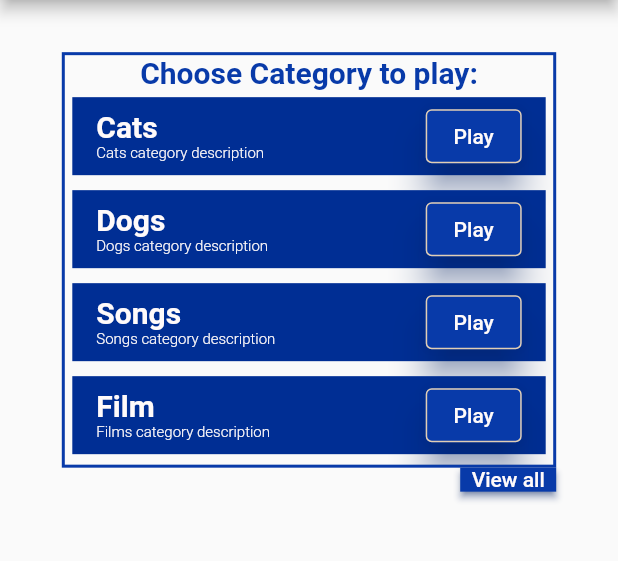
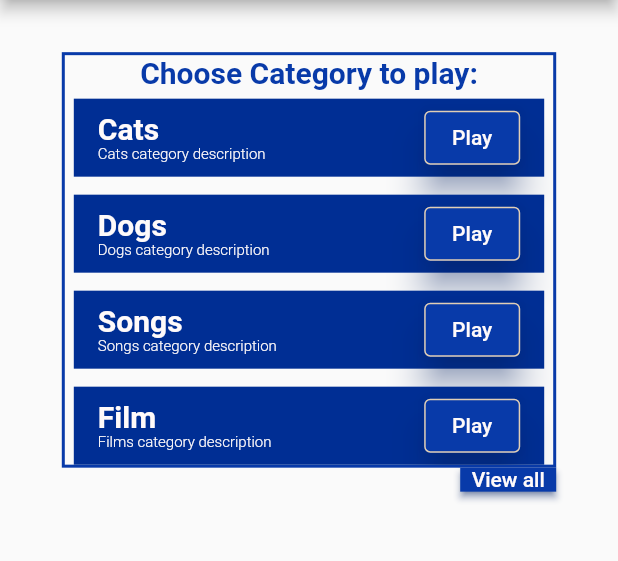
Before and after one commit to justcier/favify, a Flutter app: the screen it shows after launch, on a phone screen of 412 x 824 dp, the part 84-645 px from its top. Run offline on Flutter 3.47's test engine with Material 2 defaults, Android fonts, the phone set to English and light mode, and no system bars.

Commit message:
CR fixes

```diff
--- a/lib/common/widgets/category_list_content.dart
+++ b/lib/common/widgets/category_list_content.dart
@@ -1,4 +1,6 @@
+import 'package:favify/common/widgets/text_button_widget.dart';
 import 'package:favify/core/extensions/build_context_extensions.dart';
+import 'package:favify/core/strings.dart';
 import 'package:favify/features/home/domain/models/category.dart';
 import 'package:favify/features/home/presentation/widgets/category_item.dart';
 import 'package:favify/style/color_tokens.dart';
@@ -7,8 +9,8 @@ import 'package:flutter/material.dart';
 
 class CategoryListContent extends StatelessWidget {
   const CategoryListContent({
+    required this.loadedCategories,
     Key? key,
-    required this.loadedCategories,
   }) : super(key: key);
 
   final List<Category> loadedCategories;
@@ -34,7 +36,7 @@ class CategoryListContent extends StatelessWidget {
                 mainAxisSize: MainAxisSize.min,
                 children: [
                   const Text(
-                    'Choose Category to play:',
+                    Strings.categoryListTitle,
                     style: TextStyle(
                       color: ColorTokens.secondaryColor,
                       fontSize: 20,
@@ -42,10 +44,10 @@ class CategoryListContent extends StatelessWidget {
                     ),
                   ),
                   SizedBox(
-                    height: 250,
+                    height: Dimensions.mainScreenListViewHeight,
                     child: ListView.builder(
                       itemCount: loadedCategories.length,
-                      itemBuilder: (ctx, i) => CategoryItem(
+                      itemBuilder: (_, i) => CategoryItem(
                         id: loadedCategories[i].id,
                         title: loadedCategories[i].title,
                         description: loadedCategories[i].description,
@@ -57,19 +59,9 @@ class CategoryListContent extends StatelessWidget {
             ),
             SizedBox(
               height: Dimensions.sizeXL,
-              child: TextButton(
-                style: TextButton.styleFrom(
-                  shape: RoundedRectangleBorder(
-                    borderRadius: BorderRadius.circular(0.0),
-                  ),
-                  foregroundColor: ColorTokens.mainFontColor,
-                  shadowColor: ColorTokens.secondaryColor,
-                  backgroundColor: ColorTokens.secondaryColor,
-                  padding: EdgeInsets.zero,
-                  elevation: Dimensions.sizeS,
-                ),
+              child: TextButtonWidget.secondary(
+                text: 'View all',
                 onPressed: () {},
-                child: const Text('View all'),
               ),
             ),
           ],
--- /dev/null
+++ b/lib/common/widgets/text_button_widget.dart
@@ -0,0 +1,64 @@
+import 'package:favify/style/color_tokens.dart';
+import 'package:favify/style/dimensions.dart';
+import 'package:flutter/material.dart';
+
+class TextButtonWidget extends StatelessWidget {
+  final String text;
+  final VoidCallback onPressed;
+  final OutlinedBorder? shape;
+  final EdgeInsetsGeometry? padding;
+  final double? elevation;
+  final BorderSide? side;
+
+  const TextButtonWidget._({
+    required this.text,
+    required this.onPressed,
+    this.shape,
+    this.padding,
+    this.elevation,
+    this.side,
+    Key? key,
+  }) : super(key: key);
+
+  factory TextButtonWidget.main({
+    required String text,
+    required VoidCallback onPressed,
+  }) =>
+      TextButtonWidget._(
+        elevation: 10,
+        side: const BorderSide(color: ColorTokens.darkBackgroundColor),
+        onPressed: onPressed,
+        text: text,
+      );
+
+  factory TextButtonWidget.secondary({
+    required String text,
+    required VoidCallback onPressed,
+  }) =>
+      TextButtonWidget._(
+        shape: RoundedRectangleBorder(
+          borderRadius: BorderRadius.circular(Dimensions.size0),
+        ),
+        padding: EdgeInsets.zero,
+        elevation: Dimensions.sizeS,
+        onPressed: onPressed,
+        text: text,
+      );
+
+  @override
+  Widget build(BuildContext context) {
+    return TextButton(
+      style: TextButton.styleFrom(
+        shape: shape,
+        foregroundColor: ColorTokens.mainFontColor,
+        shadowColor: ColorTokens.secondaryColor,
+        backgroundColor: ColorTokens.secondaryColor,
+        padding: padding,
+        elevation: elevation,
+        side: side,
+      ),
+      onPressed: onPressed,
+      child: Text(text),
+    );
+  }
+}
--- /dev/null
+++ b/lib/core/strings.dart
@@ -0,0 +1,3 @@
+class Strings {
+  static const String categoryListTitle = 'Choose Category to play:';
+}
--- a/lib/features/home/presentation/widgets/category_item.dart
+++ b/lib/features/home/presentation/widgets/category_item.dart
@@ -1,3 +1,4 @@
+import 'package:favify/common/widgets/text_button_widget.dart';
 import 'package:favify/style/color_tokens.dart';
 import 'package:favify/style/dimensions.dart';
 import 'package:flutter/material.dart';
@@ -21,7 +22,7 @@ class CategoryItem extends StatelessWidget {
         vertical: Dimensions.sizeS,
         horizontal: Dimensions.sizeXL,
       ),
-      margin: const EdgeInsets.all(5.0),
+      margin: const EdgeInsets.all(Dimensions.sizeM),
       color: ColorTokens.primaryColor,
       child: Row(
         mainAxisAlignment: MainAxisAlignment.spaceBetween,
@@ -47,17 +48,10 @@ class CategoryItem extends StatelessWidget {
               ),
             ],
           ),
-          TextButton(
-            style: TextButton.styleFrom(
-              foregroundColor: ColorTokens.mainFontColor,
-              backgroundColor: ColorTokens.secondaryColor,
-              shadowColor: ColorTokens.secondaryColor,
-              elevation: 10,
-              side: const BorderSide(color: ColorTokens.darkBackgroundColor),
-            ),
+          TextButtonWidget.main(
+            text: 'Play',
             onPressed: () {},
-            child: const Text('Play'),
-          ),
+          )
         ],
       ),
     );
--- a/lib/style/dimensions.dart
+++ b/lib/style/dimensions.dart
@@ -1,7 +1,9 @@
 class Dimensions {
+  static const double size0 = 0.0;
   static const double sizeS = 2.0;
   static const double sizeM = 6.0;
   static const double sizeL = 10.0;
   static const double sizeXL = 16.0;
   static const double sizeXXL = 20.0;
+  static const double mainScreenListViewHeight = 250;
 }
```
